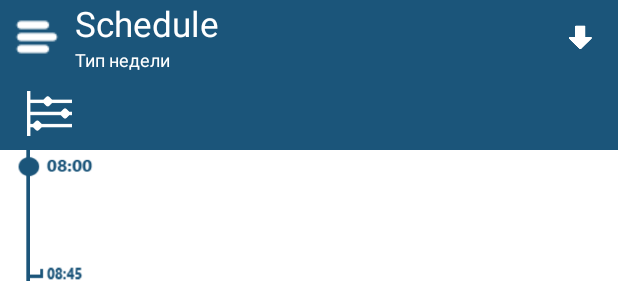
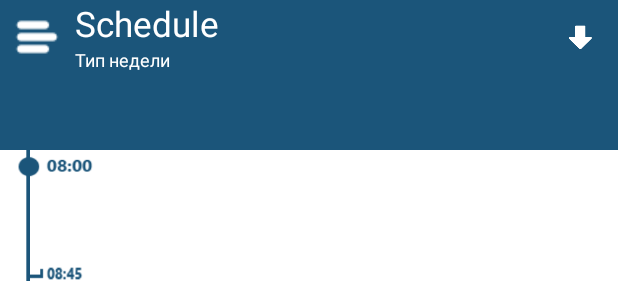
Before and after one commit to iRapoo/xai, an Android app: the layout activity_main.xml on its own in the app's theme, with its tools: preview values and no code run, on a phone screen of 412 x 824 dp. Shown: the top 281 px of the screen. Run offline under Robolectric (Android 15) with nearby library versions, the phone set to English and light mode, and no system bars.

```diff
--- a/app/build.gradle
+++ b/app/build.gradle
@@ -9,7 +9,7 @@ android {
         minSdkVersion 14
         targetSdkVersion 25
         versionCode 127
-        versionName "1.1.0.f0"
+        versionName "1.1.1.f0"
         multiDexEnabled true
     }
     buildTypes {
--- a/app/src/main/res/layout-land/activity_main.xml
+++ b/app/src/main/res/layout-land/activity_main.xml
@@ -184,19 +184,20 @@
             android:background="@color/main_color">
 
             <LinearLayout
-                android:orientation="vertical"
+                android:id="@+id/about_btn"
                 android:layout_width="130dp"
                 android:layout_height="match_parent"
                 android:layout_weight="1"
                 android:gravity="center"
-                android:id="@+id/about_btn">
+                android:orientation="vertical"
+                android:visibility="gone">
 
                 <ImageView
+                    android:id="@+id/imageView20"
                     android:layout_width="40dp"
                     android:layout_height="40dp"
-                    android:id="@+id/imageView20"
-                    android:background="@drawable/event"
-                    android:layout_margin="15dp" />
+                    android:layout_margin="15dp"
+                    android:background="@drawable/event" />
             </LinearLayout>
 
             <LinearLayout
--- a/app/src/main/res/layout/activity_main.xml
+++ b/app/src/main/res/layout/activity_main.xml
@@ -183,19 +183,20 @@
             android:background="@color/main_color">
 
             <LinearLayout
-                android:orientation="vertical"
+                android:id="@+id/about_btn"
                 android:layout_width="130dp"
                 android:layout_height="match_parent"
                 android:layout_weight="1"
                 android:gravity="center"
-                android:id="@+id/about_btn">
+                android:orientation="vertical"
+                android:visibility="gone">
 
                 <ImageView
+                    android:id="@+id/imageView20"
                     android:layout_width="40dp"
                     android:layout_height="40dp"
-                    android:id="@+id/imageView20"
-                    android:background="@drawable/event"
-                    android:layout_margin="15dp" />
+                    android:layout_margin="15dp"
+                    android:background="@drawable/event" />
             </LinearLayout>
 
             <LinearLayout
```
Also changed, not shown: 1 other file.
